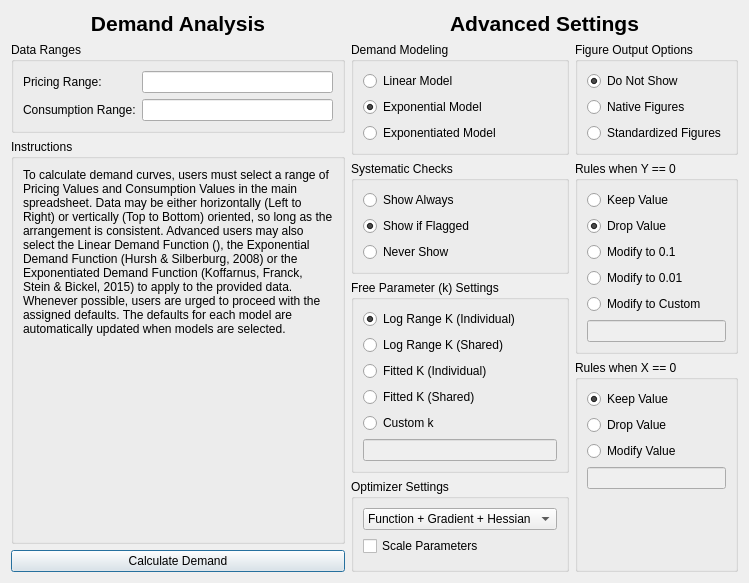
Old version of the form demandsettingsdialog.ui in the repository miyamot0/DemandCalculatorQT.
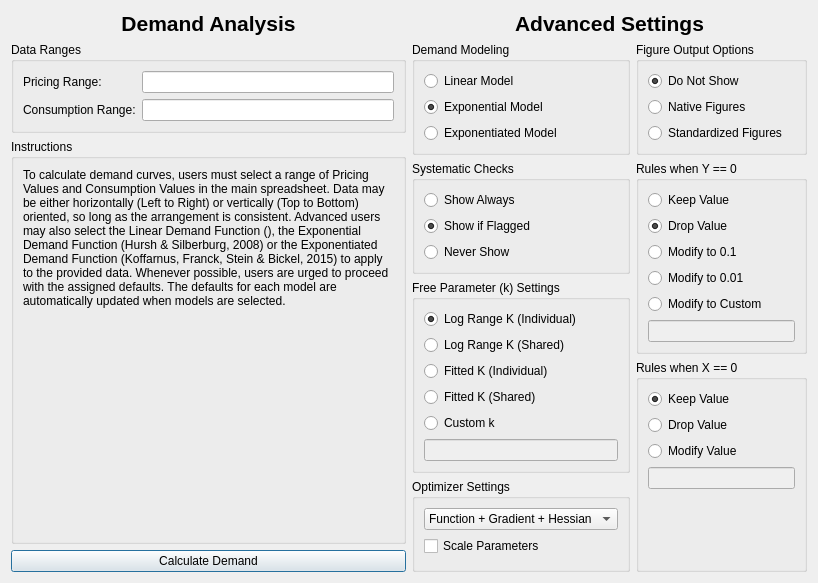
New version of the form.

Commit message: Mac layout tweaks

```diff
--- a/demandsettingsdialog.ui
+++ b/demandsettingsdialog.ui
@@ -6,7 +6,7 @@
    <rect>
     <x>0</x>
     <y>0</y>
-    <width>749</width>
+    <width>818</width>
     <height>583</height>
    </rect>
   </property>
```
